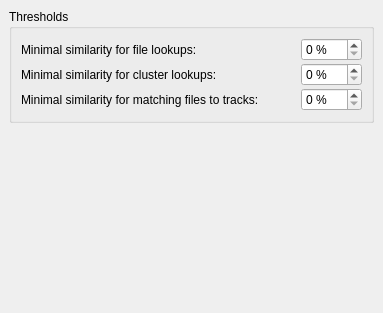
Qt form ui/options_matching.ui (metabrainz/picard) before a commit.
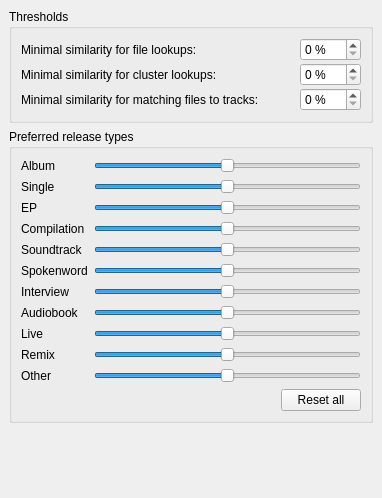
The same form after that commit.

Commit message: Added UI to set preferred release types.

What changed in the file:
```diff
--- a/ui/options_matching.ui
+++ b/ui/options_matching.ui
@@ -6,8 +6,8 @@
    <rect>
     <x>0</x>
     <y>0</y>
-    <width>383</width>
-    <height>313</height>
+    <width>382</width>
+    <height>498</height>
    </rect>
   </property>
   <layout class="QVBoxLayout">
@@ -110,6 +110,265 @@
      </layout>
     </widget>
    </item>
+   <item>
+    <widget class="QGroupBox" name="groupBox">
+     <property name="title">
+      <string>Preferred release types</string>
+     </property>
+     <layout class="QGridLayout" name="gridLayout">
+      <item row="0" column="2">
+       <widget class="QSlider" name="prefer_album_score">
+        <property name="maximum">
+         <number>100</number>
+        </property>
+        <property name="value">
+         <number>50</number>
+        </property>
+        <property name="orientation">
+         <enum>Qt::Horizontal</enum>
+        </property>
+       </widget>
+      </item>
+      <item row="1" column="2">
+       <widget class="QSlider" name="prefer_single_score">
+        <property name="maximum">
+         <number>100</number>
+        </property>
+        <property name="value">
+         <number>50</number>
+        </property>
+        <property name="orientation">
+         <enum>Qt::Horizontal</enum>
+        </property>
+       </widget>
+      </item>
+      <item row="0" column="0">
+       <widget class="QLabel" name="label">
+        <property name="text">
+         <string>Album</string>
+        </property>
+       </widget>
+      </item>
+      <item row="1" column="0">
+       <widget class="QLabel" name="label_2">
+        <property name="text">
+         <string>Single</string>
+        </property>
+       </widget>
+      </item>
+      <item row="2" column="2">
+       <widget class="QSlider" name="prefer_ep_score">
+        <property name="maximum">
+         <number>100</number>
+        </property>
+        <property name="value">
+         <number>50</number>
+        </property>
+        <property name="orientation">
+         <enum>Qt::Horizontal</enum>
+        </property>
+       </widget>
+      </item>
+      <item row="3" column="2">
+       <widget class="QSlider" name="prefer_compilation_score">
+        <property name="maximum">
+         <number>100</number>
+        </property>
+        <property name="value">
+         <number>50</number>
+        </property>
+        <property name="orientation">
+         <enum>Qt::Horizontal</enum>
+        </property>
+       </widget>
+      </item>
+      <item row="4" column="2">
+       <widget class="QSlider" name="prefer_soundtrack_score">
+        <property name="maximum">
+         <number>100</number>
+        </property>
+        <property name="value">
+         <number>50</number>
+        </property>
+        <property name="orientation">
+         <enum>Qt::Horizontal</enum>
+        </property>
+       </widget>
+      </item>
+      <item row="5" column="2">
+       <widget class="QSlider" name="prefer_spokenword_score">
+        <property name="maximum">
+         <number>100</number>
+        </property>
+        <property name="value">
+         <number>50</number>
+        </property>
+        <property name="orientation">
+         <enum>Qt::Horizontal</enum>
+        </property>
+       </widget>
+      </item>
+      <item row="2" column="0">
+       <widget class="QLabel" name="label_3">
+        <property name="text">
+         <string>EP</string>
+        </property>
+       </widget>
+      </item>
+      <item row="3" column="0">
+       <widget class="QLabel" name="label_7">
+        <property name="text">
+         <string>Compilation</string>
+        </property>
+       </widget>
+      </item>
+      <item row="4" column="0">
+       <widget class="QLabel" name="label_8">
+        <property name="text">
+         <string>Soundtrack</string>
+        </property>
+       </widget>
+      </item>
+      <item row="5" column="0">
+       <widget class="QLabel" name="label_9">
+        <property name="text">
+         <string>Spokenword</string>
+        </property>
+       </widget>
+      </item>
+      <item row="6" column="2">
+       <widget class="QSlider" name="prefer_interview_score">
+        <property name="maximum">
+         <number>100</number>
+        </property>
+        <property name="value">
+         <number>50</number>
+        </property>
+        <property name="orientation">
+         <enum>Qt::Horizontal</enum>
+        </property>
+       </widget>
+      </item>
+      <item row="7" column="2">
+       <widget class="QSlider" name="prefer_audiobook_score">
+        <property name="maximum">
+         <number>100</number>
+        </property>
+        <property name="value">
+         <number>50</number>
+        </property>
+        <property name="orientation">
+         <enum>Qt::Horizontal</enum>
+        </property>
+       </widget>
+      </item>
+      <item row="8" column="2">
+       <widget class="QSlider" name="prefer_live_score">
+        <property name="maximum">
+         <number>100</number>
+        </property>
+        <property name="value">
+         <number>50</number>
+        </property>
+        <property name="orientation">
+         <enum>Qt::Horizontal</enum>
+        </property>
+       </widget>
+      </item>
+      <item row="6" column="0">
+       <widget class="QLabel" name="label_10">
+        <property name="text">
+         <string>Interview</string>
+        </property>
+       </widget>
+      </item>
+      <item row="7" column="0">
+       <widget class="QLabel" name="label_11">
+        <property name="text">
+         <string>Audiobook</string>
+        </property>
+       </widget>
+      </item>
+      <item row="8" column="0">
+       <widget class="QLabel" name="label_12">
+        <property name="text">
+         <string>Live</string>
+        </property>
+       </widget>
+      </item>
+      <item row="9" column="2">
+       <widget class="QSlider" name="prefer_remix_score">
+        <property name="maximum">
+         <number>100</number>
+        </property>
+        <property name="value">
+         <number>50</number>
+        </property>
+        <property name="orientation">
+         <enum>Qt::Horizontal</enum>
+        </property>
+       </widget>
+      </item>
+      <item row="9" column="0">
+       <widget class="QLabel" name="label_13">
+        <property name="text">
+         <string>Remix</string>
+        </property>
+       </widget>
+      </item>
+      <item row="10" column="2">
+       <widget class="QSlider" name="prefer_other_score">
+        <property name="maximum">
+         <number>100</number>
+        </property>
+        <property name="sliderPosition">
+         <number>50</number>
+        </property>
+        <property name="orientation">
+         <enum>Qt::Horizontal</enum>
+        </property>
+       </widget>
+      </item>
+      <item row="10" column="0">
+       <widget class="QLabel" name="label_14">
+        <property name="text">
+         <string>Other</string>
+        </property>
+       </widget>
+      </item>
+      <item row="12" column="2">
+       <layout class="QHBoxLayout" name="horizontalLayout">
+        <item>
+         <spacer name="horizontalSpacer">
+          <property name="orientation">
+           <enum>Qt::Horizontal</enum>
+          </property>
+          <property name="sizeHint" stdset="0">
+           <size>
+            <width>40</width>
+            <height>20</height>
+           </size>
+          </property>
+         </spacer>
+        </item>
+        <item>
+         <widget class="QPushButton" name="reset_preferred_types_btn">
+          <property name="sizePolicy">
+           <sizepolicy hsizetype="Fixed" vsizetype="Fixed">
+            <horstretch>0</horstretch>
+            <verstretch>0</verstretch>
+           </sizepolicy>
+          </property>
+          <property name="text">
+           <string>Reset all</string>
+          </property>
+         </widget>
+        </item>
+       </layout>
+      </item>
+     </layout>
+    </widget>
+   </item>
    <item>
     <spacer>
      <property name="orientation">
```
The commit also changes 5 other files.
